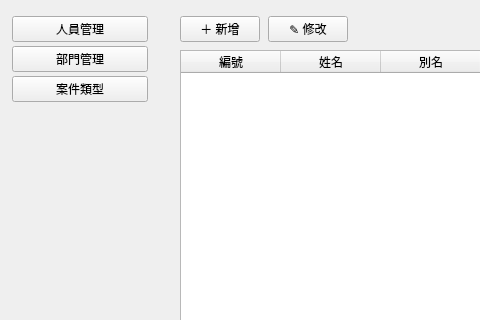
Before: the Qt Designer form layouts/Layout7.ui in jerrygskk/project_police, drawn with Qt 5; both pictures show x 0 to 480 and y 0 to 320 of the 1100 by 768 pixel window.
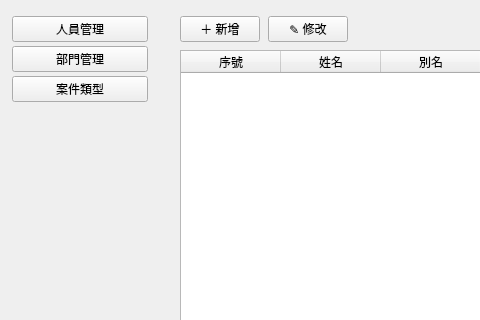
After: the same form once the commit is applied. The open tabs and pages were chosen to show the change.

Commit message:
feat(settings): 設定管理改顯示序號、歸檔設定白話化、UNC 解析強化
- 設定三表與修改彈窗改顯示序號（列位置），隱藏內部 PK；修正修改流程誤用序號當 PK 更新之問題（改從記憶體 rows 取真 PK）
- 歸檔資料夾設定：提示與 placeholder 改白話、子夾下拉加提示
- toUncPath 首選 WNetGetConnection 解析網路磁碟機代號為 UNC，QStorageInfo 後備
- 重置後首次登入即提示歸檔資料夾未設定（_doLogin 補檢查）
- ResetDialog 停用清單捲動區加高

Patch:
```diff
--- a/layouts/Layout7.ui
+++ b/layouts/Layout7.ui
@@ -228,7 +228,7 @@
             <item>
              <widget class="QTableWidget" name="tbl_personnel">
               <property name="selectionBehavior"><enum>QAbstractItemView::SelectRows</enum></property>
-              <column><property name="text"><string>編號</string></property></column>
+              <column><property name="text"><string>序號</string></property></column>
               <column><property name="text"><string>姓名</string></property></column>
               <column><property name="text"><string>別名</string></property></column>
               <column><property name="text"><string>狀態</string></property></column>
```
Left out of the diff: 4 changed lines with no effect on the pictures. The commit also changes 3 other files.
